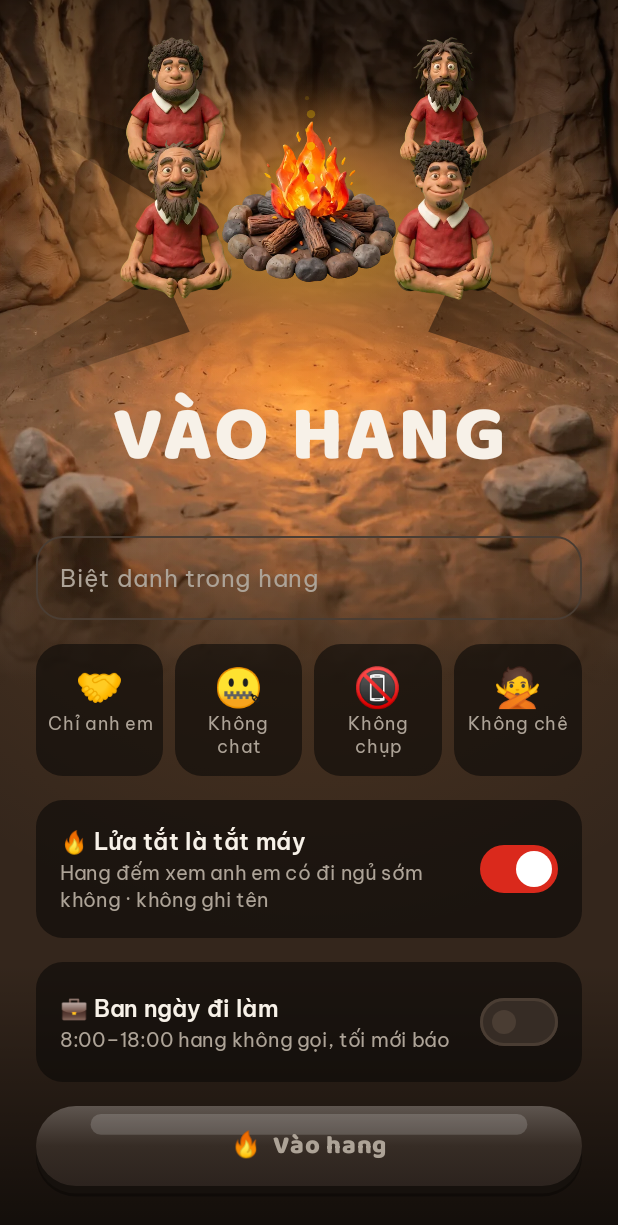
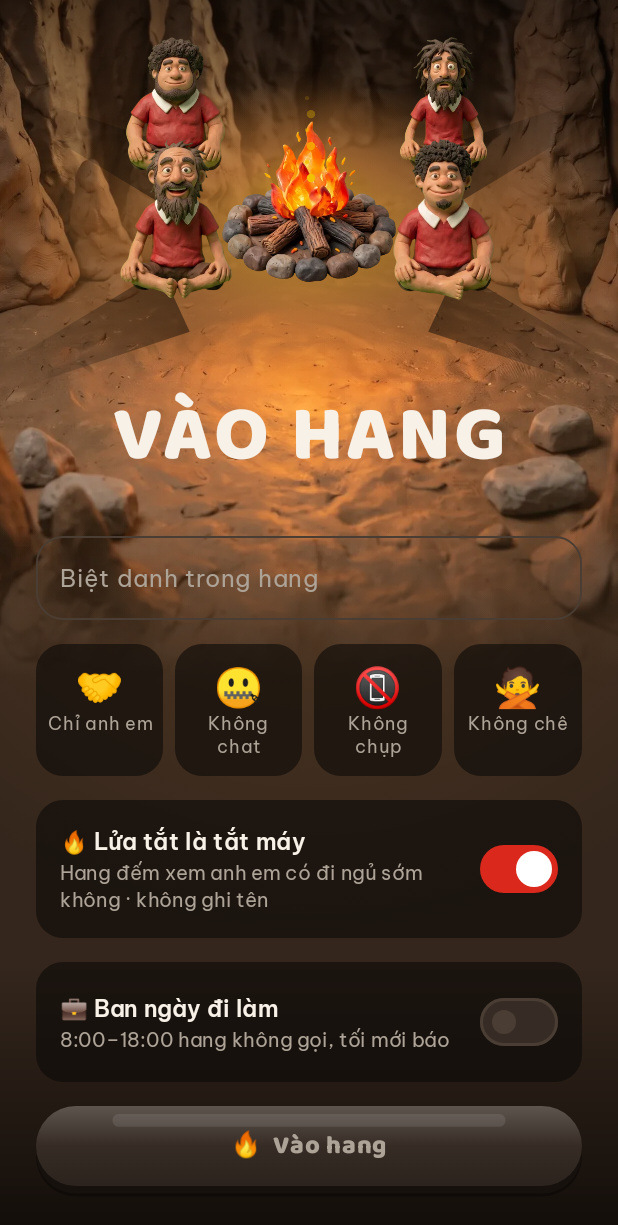
Before and after one commit to hoainam9212/mu-agent, an Android app built with Jetpack Compose: the screen it shows after launch (MainActivity), scrolled down 80 dp, on a phone screen of 412 x 824 dp. Shown: the top 1225 px of the screen. Run offline under Robolectric (Android 15) with nearby library versions, the phone set to English and light mode, and no system bars.

Commit message:
Android: sleepers keep clear of the fire, softer sleeping glow, button text fits
Co-Authored-By: Claude Opus 5.5 <noreply@anthropic.com>
Claude-Session: https://claude.ai/code/session_01HxTfy3vRtJqUo9jvVYamZb

```diff
--- a/android/app/src/main/kotlin/vn/vaohang/ui/Screens.kt
+++ b/android/app/src/main/kotlin/vn/vaohang/ui/Screens.kt
@@ -79,6 +79,7 @@ import androidx.compose.ui.platform.LocalContext
 import androidx.compose.ui.text.font.FontWeight
 import androidx.compose.ui.text.input.KeyboardCapitalization
 import androidx.compose.ui.text.style.TextAlign
+import androidx.compose.ui.unit.TextUnit
 import androidx.compose.ui.unit.dp
 import androidx.compose.ui.unit.sp
 import vn.vaohang.CaveView
@@ -159,6 +160,7 @@ private fun ClayButton(
     modifier: Modifier = Modifier,
     enabled: Boolean = true,
     pulse: Boolean = false,
+    fontSize: TextUnit = 17.sp,
 ) {
     val interaction = remember { MutableInteractionSource() }
     val pressed by interaction.collectIsPressedAsState()
@@ -182,9 +184,10 @@ private fun ClayButton(
                     Brush.verticalGradient(listOf(lerp(face, Color.White, 0.22f), face, lerp(face, Color.Black, 0.12f)), startY = s, endY = s + size.height),
                     topLeft = Offset(0f, s), size = size, cornerRadius = r,
                 )
+                // Vệt bóng mảnh trên mặt đất nặn.
                 drawRoundRect(
-                    Color.White.copy(alpha = 0.16f), topLeft = Offset(size.width * 0.1f, s + size.height * 0.1f),
-                    size = Size(size.width * 0.8f, size.height * 0.26f), cornerRadius = CornerRadius(size.height * 0.13f),
+                    Color.White.copy(alpha = 0.09f), topLeft = Offset(size.width * 0.14f, s + size.height * 0.1f),
+                    size = Size(size.width * 0.72f, size.height * 0.16f), cornerRadius = CornerRadius(size.height * 0.08f),
                 )
             }
             .clickable(interactionSource = interaction, indication = null, enabled = enabled, onClick = onClick)
@@ -193,7 +196,7 @@ private fun ClayButton(
     ) {
         Text(
             text, color = if (enabled) textColor else Mute, fontFamily = DisplayFont, fontWeight = FontWeight.ExtraBold,
-            fontSize = 17.sp, maxLines = 1, modifier = Modifier.offset(y = sink),
+            fontSize = fontSize, maxLines = 1, modifier = Modifier.offset(y = sink),
         )
     }
 }
@@ -206,7 +209,7 @@ private fun FireButton(text: String, onClick: () -> Unit, modifier: Modifier = M
 /** Nút phụ: đất nặn nâu đá. */
 @Composable
 private fun GhostButton(text: String, onClick: () -> Unit, modifier: Modifier = Modifier, color: Color = Gold) =
-    ClayButton(text, onClick, ClayStone, color, modifier)
+    ClayButton(text, onClick, ClayStone, color, modifier, fontSize = 15.sp)
 
 private val ClayStone = Color(0xFF5B4535)
 
```
Also changed, not shown: android/app/src/main/kotlin/vn/vaohang/ui/CaveArt.kt (+7 -3 lines).
